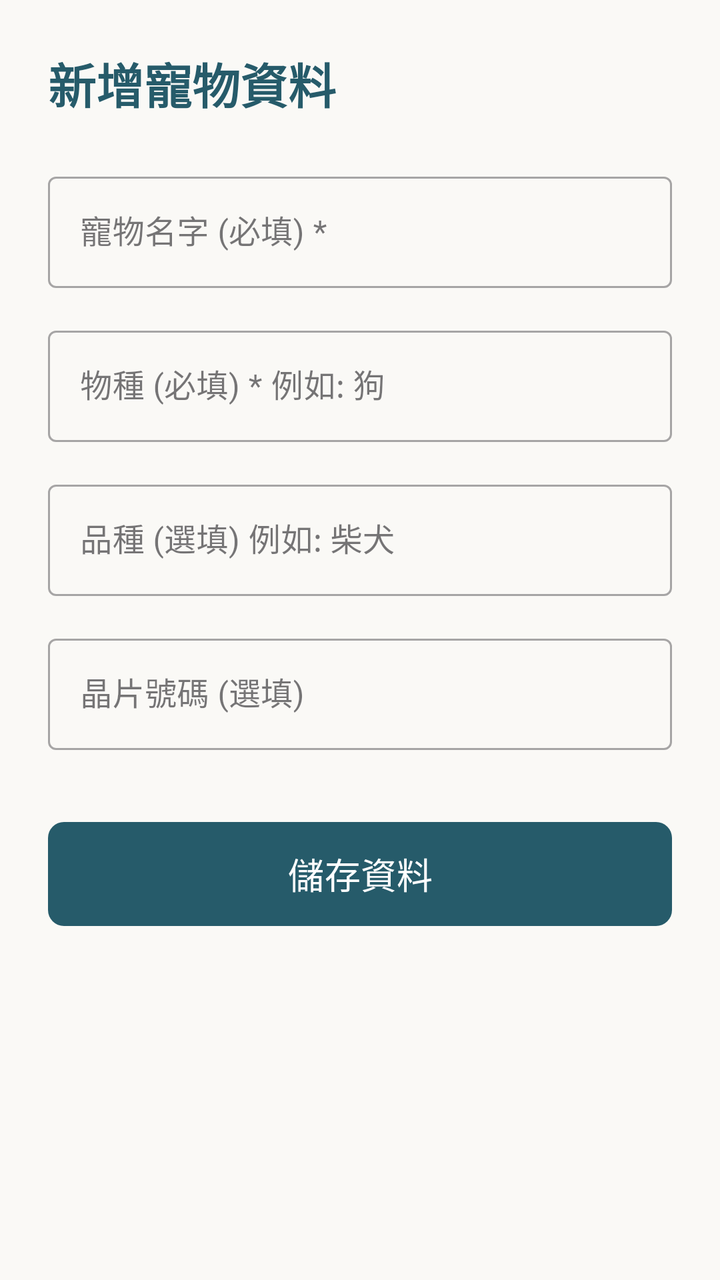
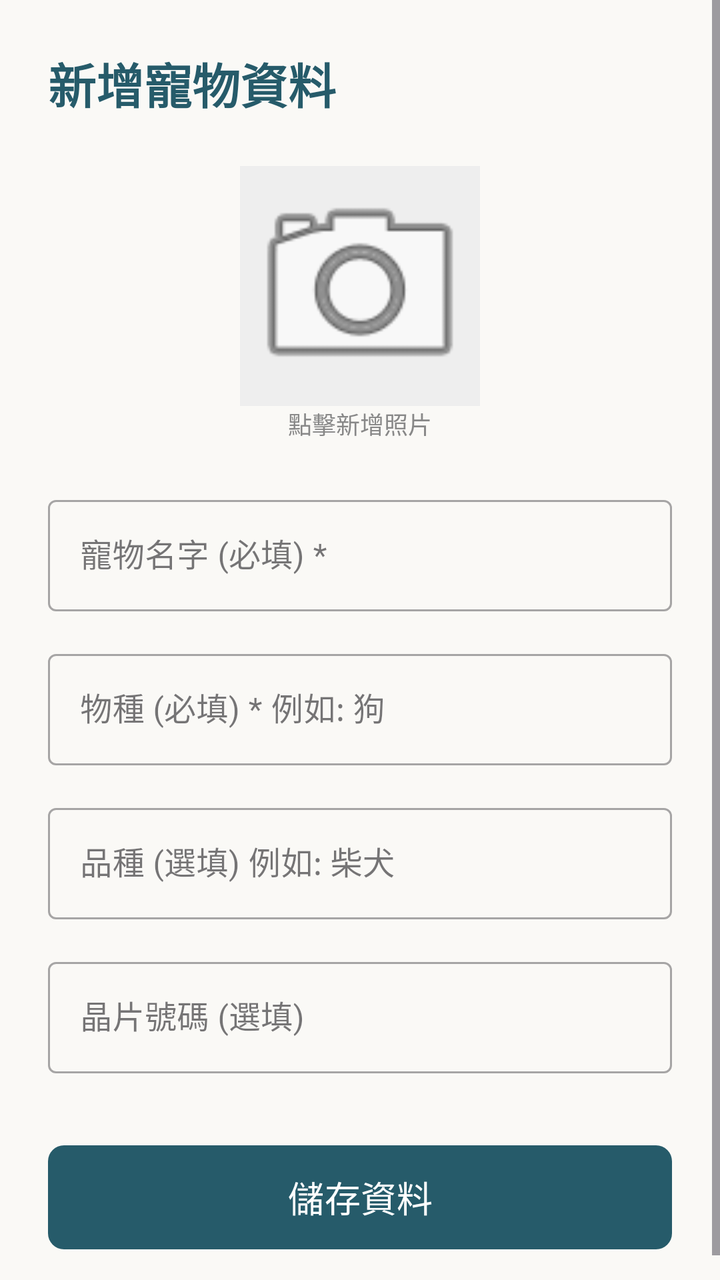

Compare the two renders of this Android layout. The source of the first and the diff that turns it into the second are given below.
<!-- AndroidManifest.xml: application theme Theme.PetCare -->
<!-- res/layout/activity_pet_create.xml -->
<?xml version="1.0" encoding="utf-8"?>
<ScrollView
    xmlns:android="http://schemas.android.com/apk/res/android"
    xmlns:app="http://schemas.android.com/apk/res-auto"
    xmlns:tools="http://schemas.android.com/tools"
    android:layout_width="match_parent"
    android:layout_height="match_parent"
    android:fillViewport="true"
    android:background="#FAF9F6"
    tools:context=".petcreate.PetCreateActivity">

    <androidx.constraintlayout.widget.ConstraintLayout
        android:layout_width="match_parent"
        android:layout_height="wrap_content"
        android:padding="24dp">

        <TextView
            android:id="@+id/tvTitle"
            android:layout_width="wrap_content"
            android:layout_height="wrap_content"
            android:text="新增寵物資料"
            android:textSize="24sp"
            android:textStyle="bold"
            android:textColor="#265B6A"
            app:layout_constraintTop_toTopOf="parent"
            app:layout_constraintStart_toStartOf="parent" />

        
        <com.google.android.material.textfield.TextInputLayout
            android:id="@+id/layoutName"
            style="@style/Widget.MaterialComponents.TextInputLayout.OutlinedBox"
            android:layout_width="match_parent"
            android:layout_height="wrap_content"
            android:layout_marginTop="24dp"
            android:hint="寵物名字 (必填) *"
            app:layout_constraintTop_toBottomOf="@+id/tvTitle">

            <com.google.android.material.textfield.TextInputEditText
                android:id="@+id/editName"
                android:layout_width="match_parent"
                android:layout_height="wrap_content"
                android:inputType="textPersonName" />
        </com.google.android.material.textfield.TextInputLayout>

        
        <com.google.android.material.textfield.TextInputLayout
            android:id="@+id/layoutSpecies"
            style="@style/Widget.MaterialComponents.TextInputLayout.OutlinedBox"
            android:layout_width="match_parent"
            android:layout_height="wrap_content"
            android:layout_marginTop="16dp"
            android:hint="物種 (必填) * 例如: 狗"
            app:layout_constraintTop_toBottomOf="@+id/layoutName">

            <com.google.android.material.textfield.TextInputEditText
                android:id="@+id/editSpecies"
                android:layout_width="match_parent"
                android:layout_height="wrap_content"
                android:inputType="text" />
        </com.google.android.material.textfield.TextInputLayout>

        
        <com.google.android.material.textfield.TextInputLayout
            android:id="@+id/layoutBreed"
            style="@style/Widget.MaterialComponents.TextInputLayout.OutlinedBox"
            android:layout_width="match_parent"
            android:layout_height="wrap_content"
            android:layout_marginTop="16dp"
            android:hint="品種 (選填) 例如: 柴犬"
            app:layout_constraintTop_toBottomOf="@+id/layoutSpecies">

            <com.google.android.material.textfield.TextInputEditText
                android:id="@+id/editBreed"
                android:layout_width="match_parent"
                android:layout_height="wrap_content"
                android:inputType="text" />
        </com.google.android.material.textfield.TextInputLayout>

        
        <com.google.android.material.textfield.TextInputLayout
            android:id="@+id/layoutMicrochip"
            style="@style/Widget.MaterialComponents.TextInputLayout.OutlinedBox"
            android:layout_width="match_parent"
            android:layout_height="wrap_content"
            android:layout_marginTop="16dp"
            android:hint="晶片號碼 (選填)"
            app:layout_constraintTop_toBottomOf="@+id/layoutBreed">

            <com.google.android.material.textfield.TextInputEditText
                android:id="@+id/editMicrochip"
                android:layout_width="match_parent"
                android:layout_height="wrap_content"
                android:inputType="text" />
        </com.google.android.material.textfield.TextInputLayout>

        
        <com.google.android.material.button.MaterialButton
            android:id="@+id/btnSave"
            android:layout_width="match_parent"
            android:layout_height="60dp"
            android:layout_marginTop="32dp"
            android:text="儲存資料"
            android:textSize="18sp"
            app:cornerRadius="8dp"
            app:backgroundTint="#265B6A"
            app:layout_constraintTop_toBottomOf="@+id/layoutMicrochip" />

    </androidx.constraintlayout.widget.ConstraintLayout>
</ScrollView>
<!-- resources referenced by this layout -->
<resources>
  <style name="Theme.PetCare" parent="Base.Theme.PetCare" />
  <style name="Base.Theme.PetCare" parent="Theme.Material3.DayNight.NoActionBar">
          
          
      </style>
</resources>

<!-- the commit's change to res/layout/activity_pet_create.xml (unified diff, before → after) -->
@@ -24,6 +24,27 @@
             android:textColor="#265B6A"
             app:layout_constraintTop_toTopOf="parent"
             app:layout_constraintStart_toStartOf="parent" />
+        <ImageView
+            android:id="@+id/ivSelectPhoto"
+            android:layout_width="120dp"
+            android:layout_height="120dp"
+            android:layout_marginTop="24dp"
+            android:background="#EEEEEE"
+            android:scaleType="centerCrop"
+            android:src="@android:drawable/ic_menu_camera"
+            app:layout_constraintTop_toBottomOf="@+id/tvTitle"
+            app:layout_constraintStart_toStartOf="parent"
+            app:layout_constraintEnd_toEndOf="parent" />
+        <TextView
+            android:id="@+id/tvSelectPhoto"
+            android:layout_width="wrap_content"
+            android:layout_height="wrap_content"
+            android:text="點擊新增照片"
+            android:textSize="12sp"
+            android:textColor="#888888"
+            app:layout_constraintTop_toBottomOf="@+id/ivSelectPhoto"
+            app:layout_constraintStart_toStartOf="parent"
+            app:layout_constraintEnd_toEndOf="parent" />
 
         
         <com.google.android.material.textfield.TextInputLayout
@@ -33,7 +54,7 @@
             android:layout_height="wrap_content"
             android:layout_marginTop="24dp"
             android:hint="寵物名字 (必填) *"
-            app:layout_constraintTop_toBottomOf="@+id/tvTitle">
+            app:layout_constraintTop_toBottomOf="@+id/tvSelectPhoto">
 
             <com.google.android.material.textfield.TextInputEditText
                 android:id="@+id/editName"
